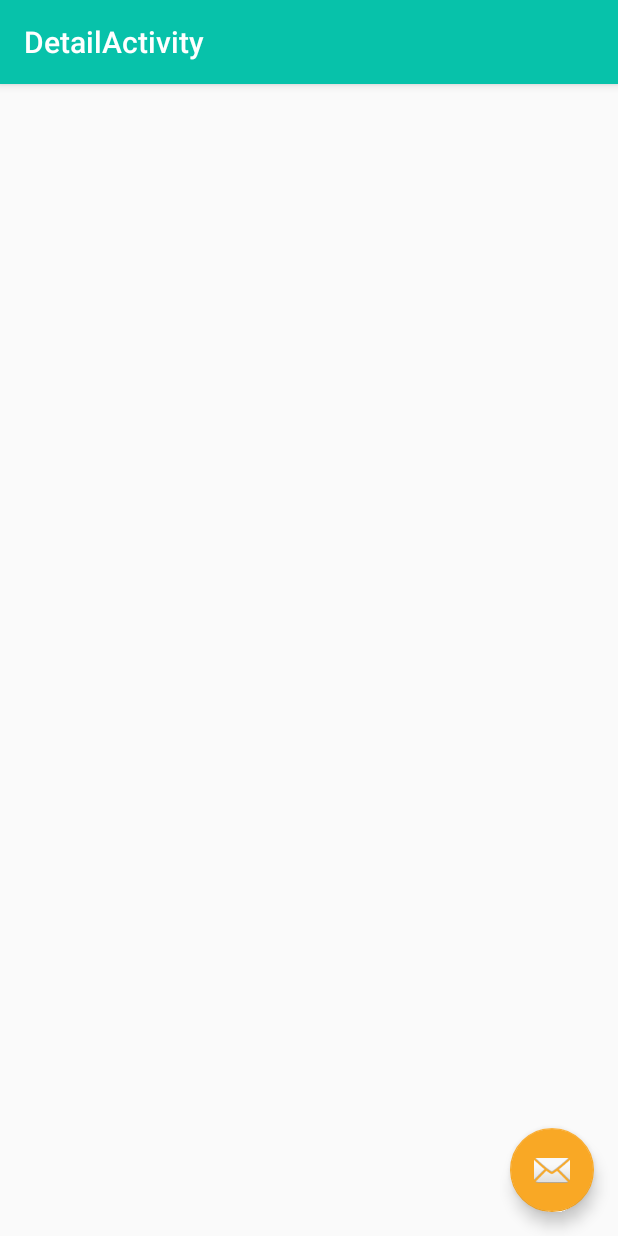
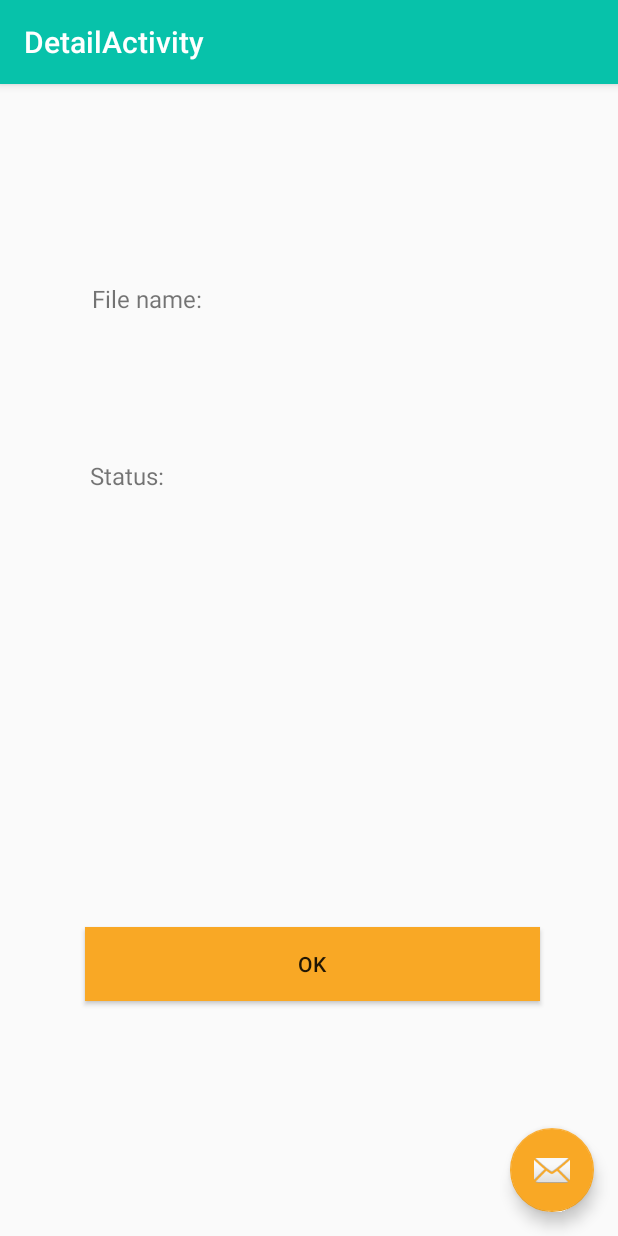
Before and after one commit to snozoka/ND940C3-Project, an Android app: the DetailActivity screen opened directly, with no data from a screen before it, on a phone screen of 412 x 824 dp. Run offline under Robolectric (Android 15) with nearby library versions, the phone set to English and light mode, and no system bars.

Commit message:
Updated commit with Load button working

```diff
--- a/app/src/main/AndroidManifest.xml
+++ b/app/src/main/AndroidManifest.xml
@@ -2,6 +2,7 @@
 <manifest xmlns:android="http://schemas.android.com/apk/res/android"
     package="com.udacity">
 
+    <uses-permission android:name="android.permission.INTERNET" />
     <application
         android:allowBackup="true"
         android:icon="@mipmap/ic_launcher"
--- a/app/src/main/java/com/udacity/DetailActivity.kt
+++ b/app/src/main/java/com/udacity/DetailActivity.kt
@@ -1,6 +1,7 @@
 package com.udacity
 
 import android.os.Bundle
+import android.widget.TextView
 import androidx.appcompat.app.AppCompatActivity
 import kotlinx.android.synthetic.main.activity_detail.*
 
@@ -10,6 +11,12 @@ class DetailActivity : AppCompatActivity() {
         super.onCreate(savedInstanceState)
         setContentView(R.layout.activity_detail)
         setSupportActionBar(toolbar)
+
+        val fileNameTextView = findViewById<TextView>(R.id.textViewFileNameContent)
+        val statusTextView = findViewById<TextView>(R.id.textViewStatusContent)
+
+        fileNameTextView.text = intent.getStringExtra("FileName")
+        statusTextView.text = intent.getStringExtra("Status")
     }
 
 }
--- a/app/src/main/res/layout/content_detail.xml
+++ b/app/src/main/res/layout/content_detail.xml
@@ -8,4 +8,58 @@
     tools:context=".DetailActivity"
     tools:showIn="@layout/activity_detail">
 
+    <Button
+        android:id="@+id/buttonDetailOk"
+        android:layout_width="303dp"
+        android:layout_height="49dp"
+        android:layout_marginStart="56dp"
+        android:layout_marginTop="290dp"
+        android:layout_marginEnd="52dp"
+        android:text="Ok"
+        android:background="@color/colorAccent"
+        app:layout_constraintEnd_toEndOf="parent"
+        app:layout_constraintStart_toStartOf="parent"
+        app:layout_constraintTop_toBottomOf="@+id/textViewStatus" />
+
+    <TextView
+        android:id="@+id/textViewStatusContent"
+        android:layout_width="wrap_content"
+        android:layout_height="wrap_content"
+        android:layout_marginStart="151dp"
+        android:layout_marginTop="103dp"
+        android:text="Status content"
+        app:layout_constraintStart_toEndOf="@+id/textViewStatus"
+        app:layout_constraintTop_toBottomOf="@+id/textViewFileNameContent" />
+
+    <TextView
+        android:id="@+id/textViewFileName"
+        android:layout_width="wrap_content"
+        android:layout_height="wrap_content"
+        android:layout_marginStart="61dp"
+        android:layout_marginTop="132dp"
+        android:text="File name:"
+        android:textSize="16sp"
+        app:layout_constraintStart_toStartOf="parent"
+        app:layout_constraintTop_toTopOf="parent" />
+
+    <TextView
+        android:id="@+id/textViewStatus"
+        android:layout_width="wrap_content"
+        android:layout_height="wrap_content"
+        android:layout_marginStart="60dp"
+        android:layout_marginTop="96dp"
+        android:text="Status:"
+        android:textSize="16sp"
+        app:layout_constraintStart_toStartOf="parent"
+        app:layout_constraintTop_toBottomOf="@+id/textViewFileName" />
+
+    <TextView
+        android:id="@+id/textViewFileNameContent"
+        android:layout_width="wrap_content"
+        android:layout_height="wrap_content"
+        android:layout_marginStart="128dp"
+        android:layout_marginTop="128dp"
+        android:text="File name content"
+        app:layout_constraintStart_toEndOf="@+id/textViewFileName"
+        app:layout_constraintTop_toTopOf="parent" />
 </androidx.constraintlayout.widget.ConstraintLayout>
--- a/app/src/main/res/values/strings.xml
+++ b/app/src/main/res/values/strings.xml
@@ -14,4 +14,7 @@
     <string name="glide_image_loading_library_by_bump_tech">Glide - Image Loading Library by Bump Tech</string>
     <string name="loadapp_current_respository_by_udacity">LoadApp - Current respository by Udacity</string>
     <string name="retrofit_type_safe_http_client_by_android_and_java_by_square_inc">Retrofit - Type-safe HTTP client by Android and Java by Square, Inc</string>
+    <string name="download_notification_channel_id" translatable="false">notification_channel </string>
+    <string name="download_notification_channel_name" translatable="true">download</string>
+    <string name="check_download_status">Check the Status</string>
 </resources>
```
Also changed, not shown: app/src/main/java/com/udacity/LoadingButton.kt (+12 -2 lines), app/src/main/java/com/udacity/MainActivity.kt (+84 -10 lines).
